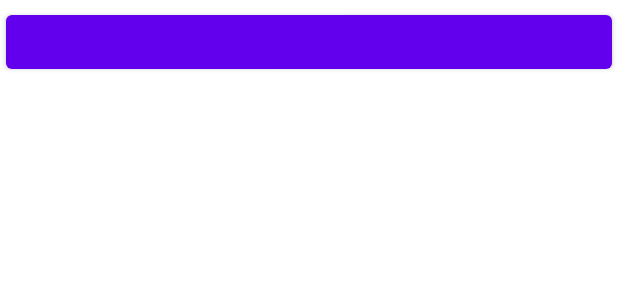
After one commit to xzqvac/Mobile-devices-programming, an Android app: the layout view_tasks.xml on its own in the app's theme, with its tools: preview values and no code run, on a phone screen of 412 x 824 dp. The commit adds this screen. Shown: the top 300 px of the screen. Run offline under Robolectric (Android 15) with nearby library versions, the phone set to English and light mode, and no system bars.

Commit message:
Add RecyclerView

```diff
--- /dev/null
+++ b/List_3/app/src/main/res/layout/view_tasks.xml
@@ -0,0 +1,7 @@
+
+<Button xmlns:android="http://schemas.android.com/apk/res/android"
+    android:id="@+id/button_item"
+    android:layout_width="match_parent"
+    android:layout_height="wrap_content"
+    android:layout_margin="4dp"
+    android:padding="8dp" />
```
Also changed, not shown: List_3/app/src/main/java/com/example/studenthardlife/FragmentViewItems.kt (+9 -0 lines), List_3/app/src/main/java/com/example/studenthardlife/ListAdapter.kt (added, +28 -0 lines), List_3/app/src/main/res/layout/fragment_view_items.xml (+6 -8 lines).
